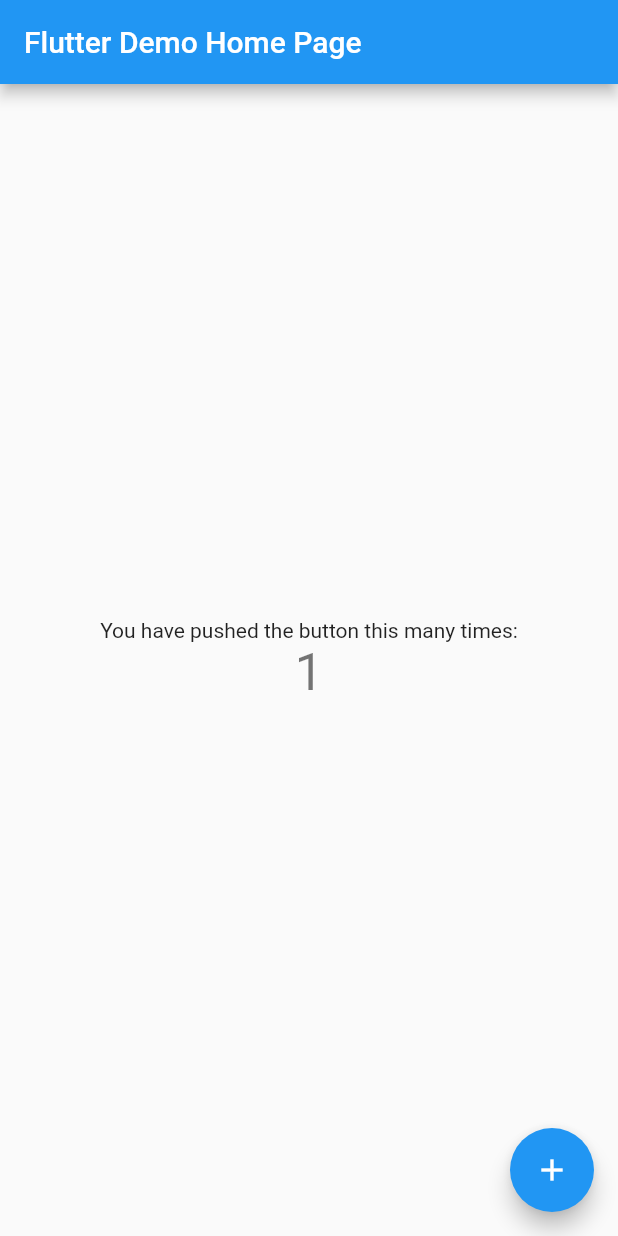
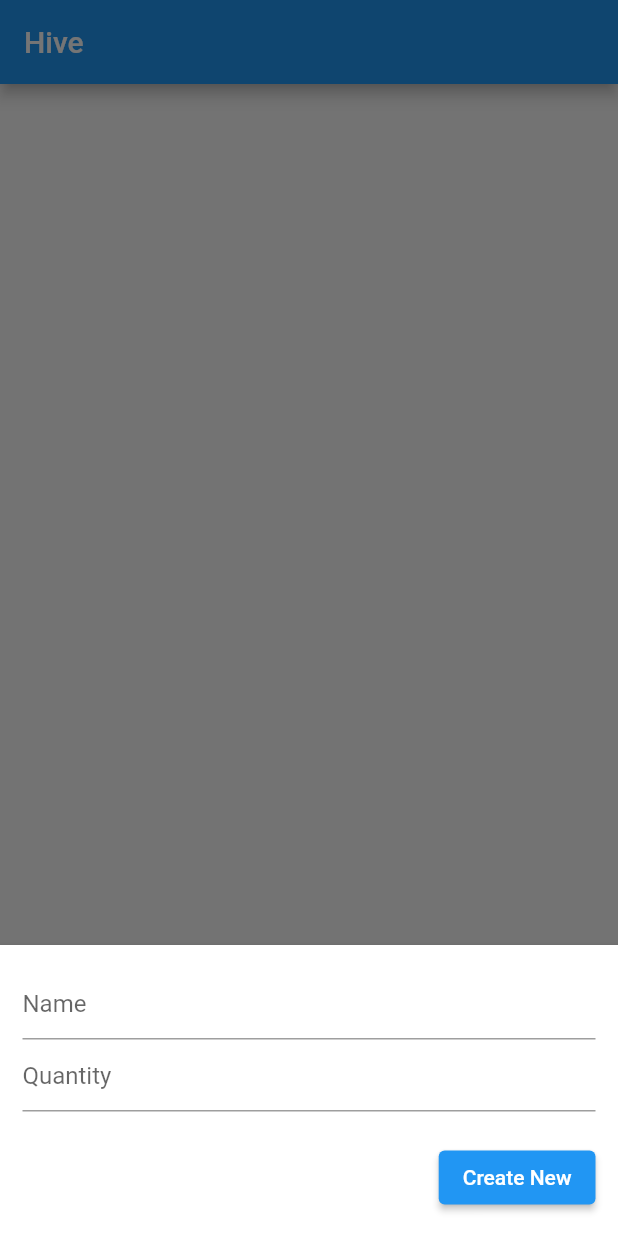
Before and after one commit to ArslanAshraf462/practicecode, a Flutter app: the screen it shows after launch, after a tap on the "add" icon, on a phone screen of 412 x 824 dp. Run offline on Flutter 3.47's test engine with Material 2 defaults, Android fonts, the phone set to English and light mode, and no system bars; our stand-ins replace flutter_native_splash, get, hive, hive_flutter; accounts and stored records are empty.

Commit message:
Setup the project for hive

```diff
--- /dev/null
+++ b/lib/dialog/app_dialogs.dart
@@ -0,0 +1,51 @@
+import 'package:flutter/cupertino.dart';
+import 'package:flutter/material.dart';
+import 'package:get/get.dart';
+
+import '../widgets/text_field_widget.dart';
+
+class AppDialogs{
+  static void modalBottomSheetForAddData({
+      required TextEditingController nameController,
+      required TextEditingController quantityController,
+      required Function onPress,
+}){
+    Get.bottomSheet(
+      Container(
+        padding: EdgeInsets.only(
+          bottom: Get.mediaQuery.viewInsets.bottom,
+          top: 15,
+          left: 15,
+          right: 15,
+        ),
+        color: Colors.white,
+        child: Column(
+          mainAxisSize: MainAxisSize.min,
+          crossAxisAlignment: CrossAxisAlignment.end,
+          children: [
+            TextFieldWidget(
+              controller: nameController,
+              name: 'Name',
+            ),
+            TextFieldWidget(
+              controller: quantityController,
+              keyboard: TextInputType.number,
+              name: 'Quantity',
+            ),
+            SizedBox(
+              height: 20,
+            ),
+            ElevatedButton(
+              onPressed:() => onPress,
+              child: Text('Create New'),),
+            SizedBox(
+              height: 15,
+            ),
+          ],
+        ),
+      ),
+      elevation: 5,
+      isScrollControlled: true,
+    );
+}
+}
--- a/lib/main.dart
+++ b/lib/main.dart
@@ -1,59 +1,28 @@
 import 'package:flutter/material.dart';
 import 'package:flutter_native_splash/flutter_native_splash.dart';
+import 'package:get/get_navigation/src/root/get_material_app.dart';
+import 'package:hive/hive.dart';
+import 'package:hive_flutter/adapters.dart';
+import 'package:practice_project/screens/home_screen.dart';
 
-void main() {
+void main() async{
   WidgetsBinding widgetsBinding = WidgetsFlutterBinding.ensureInitialized();
   FlutterNativeSplash.preserve(widgetsBinding: widgetsBinding);
+  await Hive.initFlutter();
+  await Hive.openBox('shopping_box');
   runApp(const MyApp());
 }
 
 
-class MyApp extends StatelessWidget {
+class MyApp extends StatefulWidget {
   const MyApp({super.key});
 
-  // This widget is the root of your application.
   @override
-  Widget build(BuildContext context) {
-    return MaterialApp(
-      title: 'Flutter Demo',
-      theme: ThemeData(
-        // This is the theme of your application.
-        //
-        // Try running your application with "flutter run". You'll see the
-        // application has a blue toolbar. Then, without quitting the app, try
-        // changing the primarySwatch below to Colors.green and then invoke
-        // "hot reload" (press "r" in the console where you ran "flutter run",
-        // or simply save your changes to "hot reload" in a Flutter IDE).
-        // Notice that the counter didn't reset back to zero; the application
-        // is not restarted.
-        primarySwatch: Colors.blue,
-      ),
-      home: const MyHomePage(title: 'Flutter Demo Home Page'),
-    );
-  }
+  State<MyApp> createState() => _MyAppState();
 }
 
-class MyHomePage extends StatefulWidget {
-  const MyHomePage({super.key, required this.title});
-
-  // This widget is the home page of your application. It is stateful, meaning
-  // that it has a State object (defined below) that contains fields that affect
-  // how it looks.
-
-  // This class is the configuration for the state. It holds the values (in this
-  // case the title) provided by the parent (in this case the App widget) and
-  // used by the build method of the State. Fields in a Widget subclass are
-  // always marked "final".
-
-  final String title;
-
-  @override
-  State<MyHomePage> createState() => _MyHomePageState();
-}
-
-class _MyHomePageState extends State<MyHomePage> {
-  int _counter = 0;
-
+class _MyAppState extends State<MyApp> {
+  // This widget is the root of your application.
   @override
   void initState() {
     super.initState();
@@ -74,67 +43,14 @@ class _MyHomePageState extends State<MyHomePage> {
     print('go!');
     FlutterNativeSplash.remove();
   }
-
-  void _incrementCounter() {
-    setState(() {
-      // This call to setState tells the Flutter framework that something has
-      // changed in this State, which causes it to rerun the build method below
-      // so that the display can reflect the updated values. If we changed
-      // _counter without calling setState(), then the build method would not be
-      // called again, and so nothing would appear to happen.
-      _counter++;
-    });
-  }
-
   @override
   Widget build(BuildContext context) {
-    // This method is rerun every time setState is called, for instance as done
-    // by the _incrementCounter method above.
-    //
-    // The Flutter framework has been optimized to make rerunning build methods
-    // fast, so that you can just rebuild anything that needs updating rather
-    // than having to individually change instances of widgets.
-    return Scaffold(
-      appBar: AppBar(
-        // Here we take the value from the MyHomePage object that was created by
-        // the App.build method, and use it to set our appbar title.
-        title: Text(widget.title),
+    return GetMaterialApp(
+      title: 'Flutter Demo',
+      theme: ThemeData(
+        primarySwatch: Colors.blue,
       ),
-      body: Center(
-        // Center is a layout widget. It takes a single child and positions it
-        // in the middle of the parent.
-        child: Column(
-          // Column is also a layout widget. It takes a list of children and
-          // arranges them vertically. By default, it sizes itself to fit its
-          // children horizontally, and tries to be as tall as its parent.
-          //
-          // Invoke "debug painting" (press "p" in the console, choose the
-          // "Toggle Debug Paint" action from the Flutter Inspector in Android
-          // Studio, or the "Toggle Debug Paint" command in Visual Studio Code)
-          // to see the wireframe for each widget.
-          //
-          // Column has various properties to control how it sizes itself and
-          // how it positions its children. Here we use mainAxisAlignment to
-          // center the children vertically; the main axis here is the vertical
-          // axis because Columns are vertical (the cross axis would be
-          // horizontal).
-          mainAxisAlignment: MainAxisAlignment.center,
-          children: <Widget>[
-            const Text(
-              'You have pushed the button this many times:',
-            ),
-            Text(
-              '$_counter',
-              style: Theme.of(context).textTheme.headline4,
-            ),
-          ],
-        ),
-      ),
-      floatingActionButton: FloatingActionButton(
-        onPressed: _incrementCounter,
-        tooltip: 'Increment',
-        child: const Icon(Icons.add),
-      ), // This trailing comma makes auto-formatting nicer for build methods.
+      home: const HomeScreen(),
     );
   }
 }
--- /dev/null
+++ b/lib/screens/home_screen.dart
@@ -0,0 +1,51 @@
+import 'package:flutter/material.dart';
+import 'package:get/get.dart';
+import 'package:hive/hive.dart';
+import 'package:practice_project/dialog/app_dialogs.dart';
+
+import '../widgets/floating_action_button_widget.dart';
+
+class HomeScreen extends StatefulWidget {
+  const HomeScreen({Key? key}) : super(key: key);
+
+  @override
+  State<HomeScreen> createState() => _HomeScreenState();
+}
+
+class _HomeScreenState extends State<HomeScreen> {
+  final TextEditingController _nameController = TextEditingController();
+  final TextEditingController _quantityController = TextEditingController();
+
+  List<Map<String,dynamic>> _items = [];
+  ///Hive store data in key value pair
+  final _shoppingBox = Hive.box('shopping_box');///calls the open box as everything in hive works as openbox
+  Future<void> createItem(Map<String, dynamic> newItem) async {
+    await _shoppingBox.add(newItem); ///Auto generate key 0,1,2...
+    print("Amount data is ${_shoppingBox.length}");
+}
+  @override
+  Widget build(BuildContext context) {
+    return Scaffold(
+      appBar: AppBar(
+        title: Text('Hive'),
+      ),
+      floatingActionButton: FloatingActionButtonWidget(
+          onPressed: () async{
+            AppDialogs.modalBottomSheetForAddData(
+              nameController: _nameController,
+              quantityController: _quantityController,
+              onPress: (){
+                createItem({
+                  "name": _nameController.text,
+                  "quantity": _quantityController.text,
+                });
+                //clear the text fields
+                _nameController.text='';
+                _quantityController.text='';
+                Get.back();
+              },);
+          },
+      ),
+    );
+  }
+}
--- /dev/null
+++ b/lib/widgets/floating_action_button_widget.dart
@@ -0,0 +1,19 @@
+
+import 'package:flutter/material.dart';
+
+class FloatingActionButtonWidget extends StatelessWidget {
+  FloatingActionButtonWidget({
+    required this.onPressed,
+  });
+
+  final VoidCallback onPressed;
+
+  @override
+  Widget build(BuildContext context) {
+    return FloatingActionButton(
+      onPressed: onPressed,
+      tooltip: 'Increment',
+      child: const Icon(Icons.add),
+    );
+  }
+}
--- /dev/null
+++ b/lib/widgets/text_field_widget.dart
@@ -0,0 +1,16 @@
+import 'package:flutter/material.dart';
+
+class TextFieldWidget extends StatelessWidget {
+  final TextEditingController controller;
+  final String name;
+  final TextInputType keyboard ;
+  TextFieldWidget({required this.controller,required this.name,this.keyboard= TextInputType.text});
+  @override
+  Widget build(BuildContext context) {
+    return TextField(
+      keyboardType: keyboard,
+      controller: controller,
+      decoration: InputDecoration(hintText: name),
+    );
+  }
+}
--- a/pubspec.yaml
+++ b/pubspec.yaml
@@ -37,10 +37,14 @@ dependencies:
   # Use with the CupertinoIcons class for iOS style icons.
   cupertino_icons: ^1.0.2
   flutter_native_splash: ^2.2.16
+  hive_flutter: ^1.1.0
+  hive: ^2.2.3
+  get: ^4.6.5
 
 dev_dependencies:
   flutter_test:
     sdk: flutter
+
 flutter_native_splash:
   color: "#f7f6f1"
   color_dark: "#272727"
```
Also changed, not shown: pubspec.lock.
